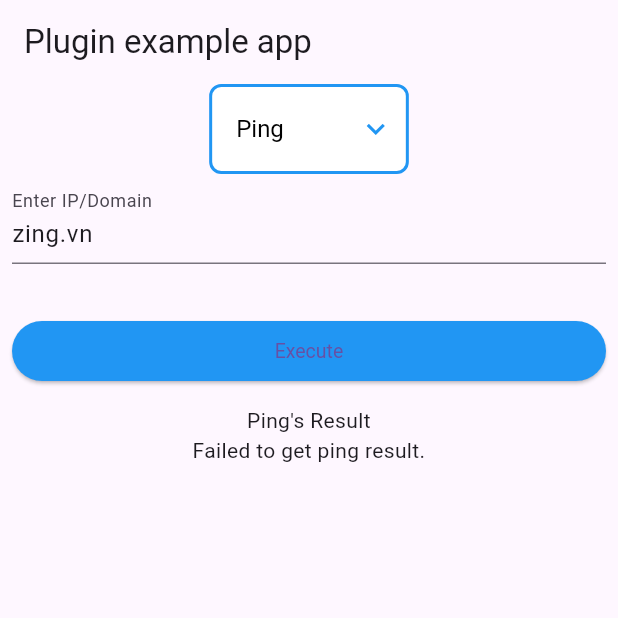
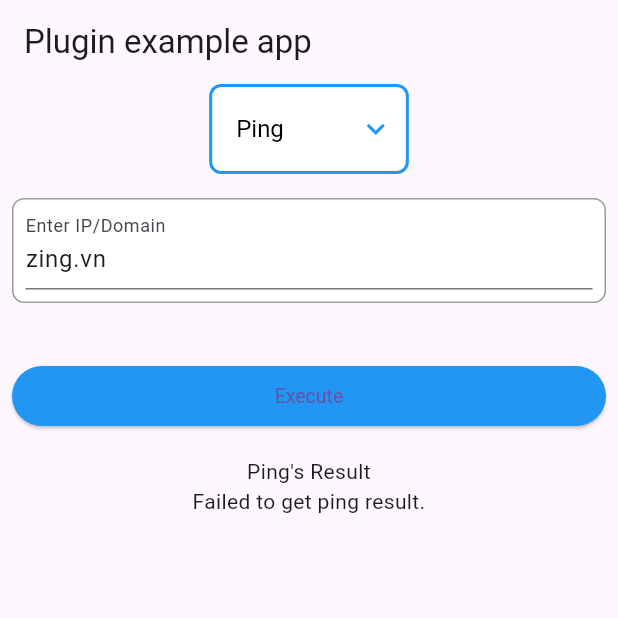
Before and after one commit to nghxxbxnhmx/ptnet_flutter_plugin, a Flutter app: the screen it shows after launch, after a tap on "Execute", on a phone screen of 412 x 824 dp, the top half of it. Run offline on Flutter 3.47's test engine with Material 3 defaults, Android fonts, the phone set to English and light mode, and no system bars; our stand-ins replace plugin_platform_interface.

Commit message:
example 4test

```diff
--- a/example/lib/main.dart
+++ b/example/lib/main.dart
@@ -21,32 +21,23 @@ class _MyAppState extends State<MyApp> {
   final _ptnetPlugin = PtnetPlugin();
 
   // Controller - UI
-  final inputTTL = TextEditingController();
   final inputServer = TextEditingController();
   final inputAddress = TextEditingController();
-  final inputPortEnd = TextEditingController();
-  final inputPortStart = TextEditingController();
-  var enableTTL = false;
   var visibleTTL = false;
-  var enableServer = false;
   var visibleServer = false;
-  var enablePort = false;
   var visiblePort = false;
   var visibleProgress = false;
-  var executeEnable = true;
-  var editEnable = true;
+  var executeEnable = false;
+  var editEnable = false;
+  var timeLabel = false;
 
   // Unchanged Values
   final int _initTTL = -1;
   final _initAddress = 'zing.vn';
-  final int _startPort = 1;
+
   final String _dnsServer = "8.8.8.8";
 
   // Changed Values
-  int _currentPort = 1;
-  int _endPort = 1023;
-
-  // DropdownList
   String actionValue = 'Ping';
   var actionValues = [
     'Ping',
@@ -55,6 +46,15 @@ class _MyAppState extends State<MyApp> {
     'PortScan',
     'TraceRoute'
   ];
+  final ValueNotifier<int?> selectedTTL = ValueNotifier<int?>(null);
+  final ValueNotifier<int?> selectedPortType = ValueNotifier<int?>(null);
+
+  @override
+  void dispose() {
+    selectedTTL.dispose(); // Don't forget to dispose of the ValueNotifier
+    selectedPortType.dispose();
+    super.dispose();
+  }
 
   @override
   void initState() {
@@ -66,47 +66,28 @@ class _MyAppState extends State<MyApp> {
     inputAddress.text = _initAddress;
     _result = "";
     executeEnable = true;
+    selectedTTL.value = 1;
+    selectedPortType.value = 0;
     setState(() {
+      visibleTTL = false;
+      visiblePort = false;
+      visibleServer = false;
+      visibleProgress = false;
       switch (actionValue) {
-        case "TraceRoute":
-          enableTTL = true;
-          visibleTTL = true;
-          enableServer = false;
-          visibleServer = false;
-          enablePort = false;
-          visiblePort = false;
-          visibleProgress = false;
-          inputTTL.text = "$_initTTL";
-          break;
         case "DnsLookup":
-          enableTTL = false;
-          visibleTTL = false;
-          enableServer = true;
           visibleServer = true;
-          enablePort = false;
-          visiblePort = false;
-          visibleProgress = false;
-          inputServer.text = "$_dnsServer";
           break;
         case "PortScan":
-          enableTTL = false;
-          visibleTTL = false;
-          enableServer = false;
-          visibleServer = false;
-          enablePort = true;
+          visibleTTL = true;
           visiblePort = true;
-          visibleProgress = false;
-          inputPortStart.text = "$_startPort";
-          inputPortEnd.text = "$_endPort";
+          timeLabel = false;
+          break;
+        case "TraceRoute":
+          visibleTTL = true;
+          timeLabel = true;
           break;
         default:
-          enableTTL = false;
-          visibleTTL = false;
-          enableServer = false;
-          visibleServer = false;
-          enablePort = false;
-          visiblePort = false;
-          visibleProgress = false;
+          break;
       }
     });
   }
@@ -218,6 +199,76 @@ class _MyAppState extends State<MyApp> {
     });
   }
 
+  int _currentPort = 0;
+  int _endPort = 0;
+  int _rootPort = 0;
+
+  void selectedPortRange() {
+    int portType = int.tryParse(selectedPortType.value.toString()) ?? 1;
+    switch (portType) {
+      case 0:
+        _currentPort = 1;
+        _endPort = 1023;
+        break;
+      case 1:
+        _currentPort = 1024;
+        _endPort = 49151;
+        break;
+      case 2:
+        _currentPort = 49152;
+        _endPort = 65565;
+        break;
+      default:
+        _currentPort = 1;
+        _endPort = 65565;
+        break;
+    }
+    _rootPort = _currentPort;
+  }
+
+  Future<void> portScanState() async {
+    String address =
+        (inputAddress.text.isNotEmpty) ? inputAddress.text : _initAddress;
+    int timeout = int.tryParse(selectedTTL.value.toString()) ?? 1;
+    selectedPortRange();
+
+    String error = "";
+    // Start process  -------------------------------------------
+    setState(() {
+      _result = "";
+      executeEnable = false;
+      visibleProgress = true;
+      inputAddress.text = address;
+    });
+    // Execute
+    for (var port = _rootPort; port <= _endPort; port++) {
+      if (!executeEnable) {
+        try {
+          PortDTO portDTO =
+              await _ptnetPlugin.getPortScanResult(address, port, timeout) ??
+                  PortDTO(address: "", port: -1, open: false);
+          setState(() {
+            if (portDTO.port != -1 && portDTO.open) {
+              _result += "$portDTO\n";
+            }
+            _currentPort = port;
+          });
+        } on Exception {
+          error = "Fail to get port scan result";
+        }
+      }
+    }
+
+    // End process   -------------------------------------------
+    if (!mounted) return;
+    setState(() {
+      executeEnable = true;
+      if (_currentPort == _endPort) {
+        visibleProgress = false;
+      }
+    });
+  }
+
   Future<void> traceRouteState() async {
     // Start process  -------------------------------------------
     setState(() {
@@ -246,6 +297,9 @@ class _MyAppState extends State<MyApp> {
         dnsLookupState();
       case "TraceRoute":
         traceRouteState();
+        break;
+      case "PortScan":
+        portScanState();
         break;
       default:
         break;
@@ -279,37 +333,37 @@ class _MyAppState extends State<MyApp> {
           child: Column(
             children: [
               CustomDropdownButton(
-                executeEnable: executeEnable,
+                enabled: executeEnable,
                 actionValue: actionValue,
                 actionValues: actionValues,
                 onChanged: onChanged,
               ),
-              IpForm(controller: inputAddress),
-              TTLForm(
-                  visible: visibleTTL,
-                  enabled: enableTTL,
-                  controller: inputTTL),
+              IpForm(controller: inputAddress, enabled: executeEnable),
               DNSServerForm(
                   visible: visibleServer,
-                  enabled: enableServer,
+                  enabled: executeEnable,
                   inputServer: inputServer),
               PortRangeForm(
                   visible: visiblePort,
-                  enabled: enablePort,
-                  editEnable: editEnable,
-                  inputPortStart: inputPortStart,
-                  inputPortEnd: inputPortEnd),
+                  enabled: executeEnable,
+                  selectedPortType: selectedPortType),
+              TTLForm(
+                visible: visibleTTL,
+                enabled: executeEnable,
+                label: timeLabel,
+                selectedValue: selectedTTL,
+              ),
               const SizedBox(height: 30),
               ExecuteButton(
-                  executeEnable: executeEnable,
+                  enabled: executeEnable,
                   actionValue: actionValue,
                   onPressed: callState,
                   stopPressed: stopExecute),
               const SizedBox(height: 12),
               CustomResultWidget(
                 visibleProgress: visibleProgress,
-                currentPort: _currentPort,
-                endPort: _endPort,
+                currentPort: _currentPort - _rootPort + 1,
+                endPort: _endPort - _rootPort + 1,
                 actionValue: actionValue,
                 result: _result,
               ),
--- a/example/lib/widget.dart
+++ b/example/lib/widget.dart
@@ -2,30 +2,30 @@ import 'package:flutter/material.dart';
 import 'package:flutter/services.dart';
 
 class CustomDropdownButton extends StatelessWidget {
-  final bool executeEnable;
+  final bool enabled;
   final String actionValue;
   final List<String> actionValues;
   final void Function(String?) onChanged;
 
   const CustomDropdownButton({
-    Key? key,
-    required this.executeEnable,
+    super.key,
+    required this.enabled,
     required this.actionValue,
     required this.actionValues,
     required this.onChanged,
-  }) : super(key: key);
+  });
 
   @override
   Widget build(BuildContext context) {
     return Builder(builder: (BuildContext context) {
       return IgnorePointer(
-        ignoring: !executeEnable,
+        ignoring: !enabled,
         child: Container(
           decoration: BoxDecoration(
-            color: executeEnable ? Colors.white : Colors.grey[200],
+            color: enabled ? Colors.white : Colors.grey[200],
             borderRadius: BorderRadius.circular(8.0),
             border: Border.all(
-              color: executeEnable ? Colors.blue : Colors.grey[400]!,
+              color: enabled ? Colors.blue : Colors.grey[400]!,
               width: 2.0,
             ),
           ),
@@ -34,21 +34,21 @@ class CustomDropdownButton extends StatelessWidget {
             padding: const EdgeInsets.only(
                 left: 16.0, top: 4.0, bottom: 4.0, right: 8.0),
             icon: Icon(Icons.keyboard_arrow_down,
-                color: executeEnable ? Colors.blue : Colors.grey[400]),
+                color: enabled ? Colors.blue : Colors.grey[400]),
             items: actionValues.map((String items) {
               return DropdownMenuItem<String>(
                 value: items,
                 child: Text(
                   items,
                   style: TextStyle(
-                    color: executeEnable ? Colors.black : Colors.grey[600],
+                    color: enabled ? Colors.black : Colors.grey[600],
                   ),
                 ),
               );
             }).toList(),
             onChanged: onChanged,
             style: TextStyle(
-              color: executeEnable ? Colors.black : Colors.grey[600],
+              color: enabled ? Colors.black : Colors.grey[600],
               fontSize: 16.0,
             ),
             underline: Container(),
@@ -60,23 +60,35 @@ class CustomDropdownButton extends StatelessWidget {
 }
 
 class IpForm extends StatelessWidget {
+  final bool enabled;
   final TextEditingController controller;
 
-  const IpForm({
-    Key? key,
-    required this.controller,
-  }) : super(key: key);
+  const IpForm({super.key, required this.controller, required this.enabled});
 
   @override
   Widget build(BuildContext context) {
-    return Padding(
-      padding: const EdgeInsets.symmetric(horizontal: 8, vertical: 4),
+    return IgnorePointer(
+      ignoring: !enabled,
+      child: Container(
+        margin: const EdgeInsets.only(top: 16, bottom: 8, left: 8, right: 8),
+        decoration: BoxDecoration(
+          color: enabled ? Colors.white : Colors.grey[200],
+          borderRadius: BorderRadius.circular(8.0),
+          border: Border.all(
+            color: enabled ? Colors.grey : Colors.grey[400]!,
+            width: 1.0,
+          ),
+        ),
+        child: Padding(
+          padding: const EdgeInsets.only(left: 8, right: 8, top: 4, bottom: 8),
           child: TextFormField(
             decoration: const InputDecoration(
               border: UnderlineInputBorder(),
               labelText: 'Enter IP/Domain',
             ),
             controller: controller,
+          ),
+        ),
       ),
     );
   }
@@ -85,116 +97,127 @@ class IpForm extends StatelessWidget {
 class TTLForm extends StatelessWidget {
   final bool visible;
   final bool enabled;
-  final TextEditingController controller;
+  final bool label;
+  final ValueNotifier<int?> selectedValue;
 
   const TTLForm({
-    Key? key,
+    super.key, // Adding Key? key parameter
     required this.visible,
     required this.enabled,
-    required this.controller,
-  }) : super(key: key);
+    required this.label,
+    required this.selectedValue,
+  }); // Passing key to super constructor
 
   @override
   Widget build(BuildContext context) {
-    return Visibility(
+    // Generating a list of dropdown menu items from 0 to 100
+    final List<DropdownMenuItem<int>> dropdownItems = List.generate(
+      500,
+      (int index) => DropdownMenuItem<int>(
+        value: index + 1,
+        child: Text('${index + 1}'),
+      ),
+    );
+
+    return Builder(builder: (BuildContext context) {
+      return IgnorePointer(
+        ignoring: !enabled,
+        child: Visibility(
           visible: visible,
+          child: Container(
+            margin: const EdgeInsets.symmetric(horizontal: 8, vertical: 2),
+            decoration: BoxDecoration(
+              color: enabled ? Colors.white : Colors.grey[200],
+              borderRadius: BorderRadius.circular(8.0),
+              border: Border.all(
+                color: enabled ? Colors.grey : Colors.grey[400]!,
+                width: 1.0,
+              ),
+            ),
             child: Padding(
-        padding: const EdgeInsets.symmetric(horizontal: 8, vertical: 0),
-        child: TextFormField(
-          decoration: const InputDecoration(
-            border: UnderlineInputBorder(),
-            labelText: 'Time-to-live (ttl)',
+              padding: const EdgeInsets.symmetric(horizontal: 8, vertical: 4),
+              child: DropdownButtonFormField<int>(
+                decoration: InputDecoration(
+                  // Removed 'const' from InputDecoration
+                  border: InputBorder.none,
+                  labelText: label ? "Time-to-live" : "Timeout",
                 ),
-          keyboardType: TextInputType.number,
-          inputFormatters: <TextInputFormatter>[
-            FilteringTextInputFormatter.digitsOnly
-          ],
-          enabled: enabled,
-          controller: controller,
+                value: selectedValue.value,
+                items: dropdownItems,
+                onChanged: enabled
+                    ? (int? newValue) {
+                        selectedValue.value = newValue;
+                      }
+                    : null,
+              ),
+            ),
           ),
         ),
       );
+    });
   }
 }
 
 class PortRangeForm extends StatelessWidget {
   final bool visible;
   final bool enabled;
-  final bool editEnable;
-  final TextEditingController inputPortStart;
-  final TextEditingController inputPortEnd;
+  final ValueNotifier<int?> selectedPortType;
 
   const PortRangeForm({
-    Key? key,
+    super.key,
     required this.visible,
     required this.enabled,
-    required this.editEnable,
-    required this.inputPortStart,
-    required this.inputPortEnd,
-  }) : super(key: key);
+    required this.selectedPortType,
+  });
 
   @override
   Widget build(BuildContext context) {
-    return Visibility(
+    final List<String> portRangeOptionsDisplay = [
+      'Well-Known Port: 0 - 1023',
+      'Registered Port: 1024 - 49151',
+      'Dynamic Port: 49152 - 65565',
+    ];
+
+    final List<int> portRangeOptions = [
+      0,
+      1,
+      2
+    ]; // Corresponding integer values
+
+    return IgnorePointer(
+      ignoring: !enabled,
+      child: Visibility(
         visible: visible,
-      child: Padding(
-        padding: const EdgeInsets.symmetric(horizontal: 8, vertical: 0),
-        child: IgnorePointer(
-          ignoring: !editEnable,
-          child: Row(
-            children: [
-              Expanded(
         child: Container(
-                  padding: const EdgeInsets.symmetric(horizontal: 8.0),
+          margin: const EdgeInsets.symmetric(horizontal: 8, vertical: 2),
           decoration: BoxDecoration(
-                    color: editEnable ? Colors.white : Colors.grey[200],
+            color: enabled ? Colors.white : Colors.grey[200],
+            borderRadius: BorderRadius.circular(8.0),
             border: Border.all(
-                      color: Colors.grey[400]!,
+              color: enabled ? Colors.grey : Colors.grey[400]!,
               width: 1.0,
             ),
-                    borderRadius: BorderRadius.circular(4.0),
           ),
-                  child: TextFormField(
+          child: Padding(
+            padding: const EdgeInsets.symmetric(horizontal: 8, vertical: 4),
+            child: DropdownButtonFormField<int>(
               decoration: const InputDecoration(
                 border: InputBorder.none,
-                      labelText: 'Start',
+                labelText: 'Port Range',
               ),
-                    keyboardType: TextInputType.number,
-                    inputFormatters: <TextInputFormatter>[
-                      FilteringTextInputFormatter.digitsOnly
-                    ],
-                    enabled: enabled,
-                    controller: inputPortStart,
+              value: selectedPortType.value,
+              items: portRangeOptions.map((int value) {
+                return DropdownMenuItem<int>(
+                  value: value,
+                  child: Text(portRangeOptionsDisplay[value]),
+                );
+              }).toList(),
+              onChanged: enabled
+                  ? (int? newValue) {
+                      selectedPortType.value = newValue;
+                    }
+                  : null,
             ),
-                ),
-              ),
-              const SizedBox(width: 8.0),
-              Expanded(
-                child: Container(
-                  padding: const EdgeInsets.symmetric(horizontal: 8.0),
-                  decoration: BoxDecoration(
-                    color: editEnable ? Colors.white : Colors.grey[200],
-                    border: Border.all(
-                      color: Colors.grey[400]!,
-                      width: 1.0,
-                    ),
-                    borderRadius: BorderRadius.circular(4.0),
-                  ),
-                  child: TextFormField(
-                    decoration: const InputDecoration(
-                      border: InputBorder.none,
-                      labelText: 'End',
-                    ),
-                    keyboardType: TextInputType.number,
-                    inputFormatters: <TextInputFormatter>[
-                      FilteringTextInputFormatter.digitsOnly
-                    ],
-                    enabled: enabled,
-                    controller: inputPortEnd,
-                  ),
-                ),
-              ),
-            ],
           ),
         ),
       ),
@@ -208,11 +231,11 @@ class DNSServerForm extends StatelessWidget {
   final TextEditingController inputServer;
 
   const DNSServerForm({
-    Key? key,
+    super.key,
     required this.visible,
     required this.enabled,
     required this.inputServer,
-  }) : super(key: key);
+  });
 
   @override
   Widget build(BuildContext context) {
@@ -234,18 +257,18 @@ class DNSServerForm extends StatelessWidget {
 }
 
 class ExecuteButton extends StatelessWidget {
-  final bool executeEnable;
+  final bool enabled;
   final String actionValue;
   final void Function(String) onPressed;
   final void Function(String?) stopPressed;
 
   const ExecuteButton({
-    Key? key,
-    required this.executeEnable,
+    super.key,
+    required this.enabled,
     required this.actionValue,
     required this.onPressed,
     required this.stopPressed,
-  }) : super(key: key);
+  });
 
   @override
   Widget build(BuildContext context) {
@@ -254,26 +277,24 @@ class ExecuteButton extends StatelessWidget {
           padding: const EdgeInsets.symmetric(horizontal: 8, vertical: 0),
           child: Row(children: [
             Visibility(
-              visible: executeEnable,
+              visible: enabled,
               child: Expanded(
                 child: ElevatedButton(
                   style: ElevatedButton.styleFrom(
-                    backgroundColor:
-                        executeEnable ? Colors.blue : Colors.grey[400],
+                    backgroundColor: enabled ? Colors.blue : Colors.grey[400],
                     textStyle: TextStyle(
-                      color: executeEnable ? Colors.black : Colors.white,
+                      color: enabled ? Colors.black : Colors.white,
                       fontSize: 13,
                       fontStyle: FontStyle.normal,
                     ),
                   ),
-                  onPressed:
-                      executeEnable ? () => onPressed(actionValue) : null,
+                  onPressed: enabled ? () => onPressed(actionValue) : null,
                   child: const Text('Execute'),
                 ),
               ),
             ),
             Visibility(
-                visible: !executeEnable,
+                visible: !enabled,
                 child: Expanded(
                   child: ElevatedButton(
                     style: ElevatedButton.styleFrom(
@@ -284,7 +305,7 @@ class ExecuteButton extends StatelessWidget {
                         fontStyle: FontStyle.normal,
                       ),
                     ),
-                    onPressed: !executeEnable ? () => stopPressed("") : null,
+                    onPressed: !enabled ? () => stopPressed("") : null,
                     child: const Text('Stop'),
                   ),
                 ))
@@ -301,13 +322,13 @@ class CustomResultWidget extends StatelessWidget {
   final String result;
 
   const CustomResultWidget({
-    Key? key,
+    super.key,
     required this.visibleProgress,
     required this.currentPort,
     required this.endPort,
     required this.actionValue,
     required this.result,
-  }) : super(key: key);
+  });
 
   @override
   Widget build(BuildContext context) {
@@ -323,7 +344,8 @@ class CustomResultWidget extends StatelessWidget {
                   child: LinearProgressIndicator(
                     value: currentPort / endPort, // Calculate progress value
                     backgroundColor: Colors.grey[300],
-                  valueColor: const AlwaysStoppedAnimation<Color>(Colors.blue),
+                    valueColor:
+                        const AlwaysStoppedAnimation<Color>(Colors.blue),
                   ),
                 ),
                 const SizedBox(height: 10.0),
@@ -336,13 +358,13 @@ class CustomResultWidget extends StatelessWidget {
             ),
           ),
           Padding(
-          padding: const EdgeInsets.symmetric(horizontal: 8, vertical: 0),
+            padding:
+                const EdgeInsets.only(left: 8, right: 8, top: 4, bottom: 8),
             child: Text(
               "$actionValue's Result\n$result",
               textAlign: TextAlign.center,
             ),
-        ),
-      ],
-    );
+          )
+        ]);
   }
 }
```
Also changed, not shown: 1 other file. Lines whose indentation alone changed are shown as unchanged.
